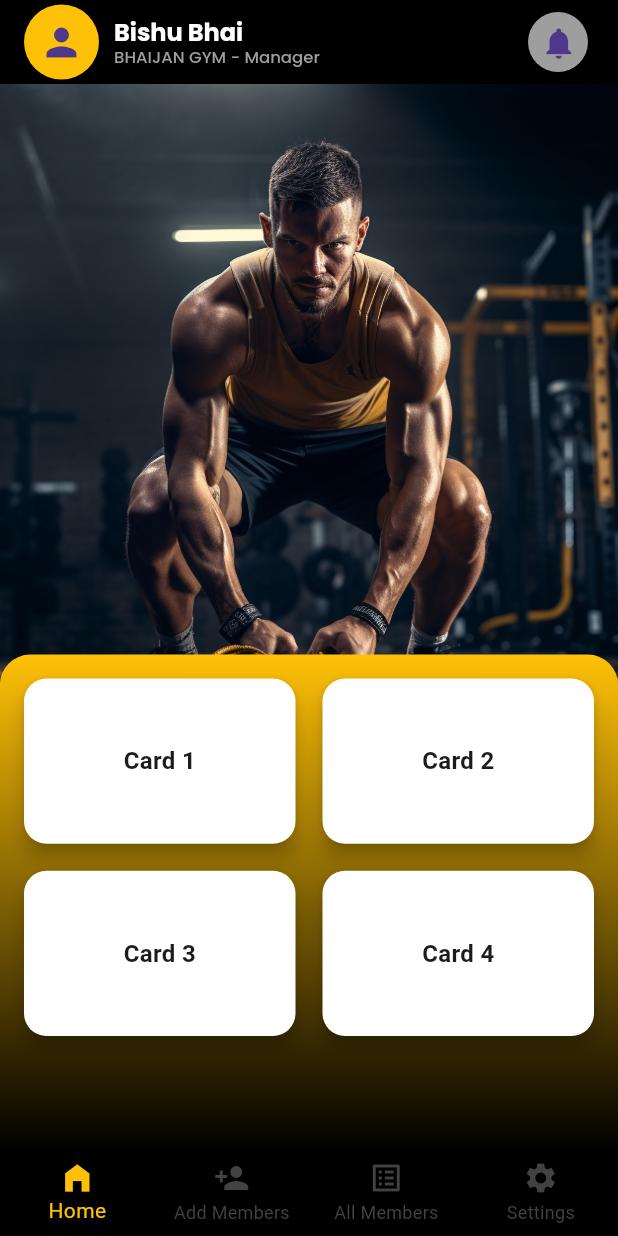
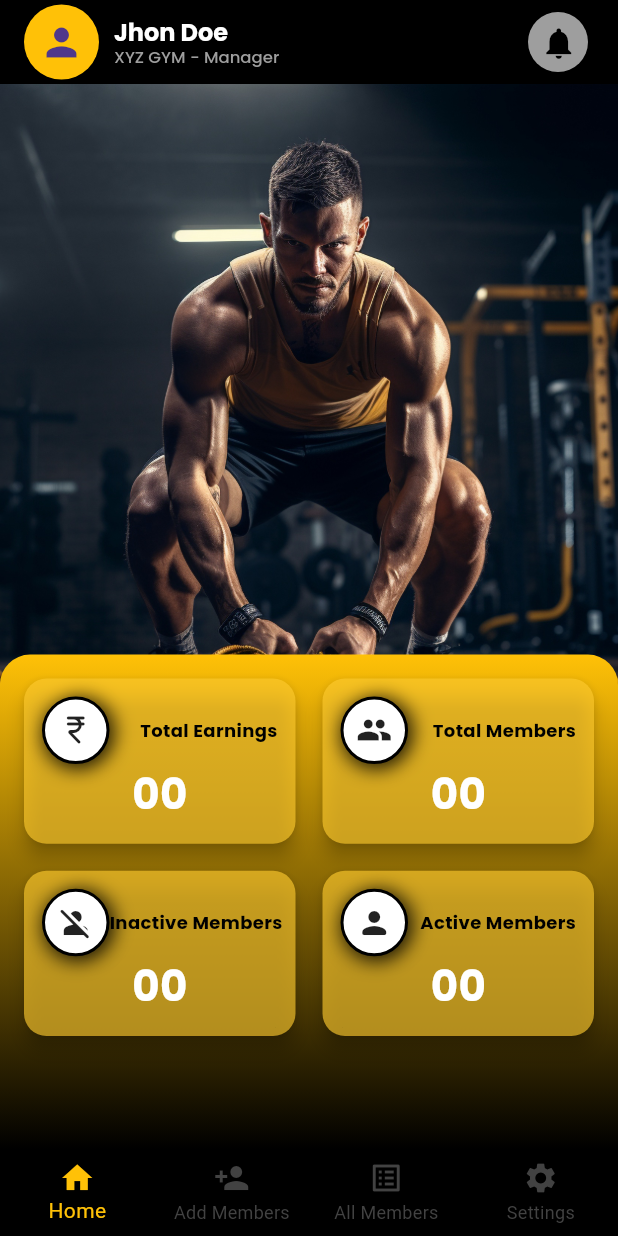
Before and after one commit to ferajofficial/gym_manager, a Flutter app: the screen it shows after launch, on a phone screen of 412 x 824 dp. Run offline on Flutter 3.47's test engine with Material 3 defaults, Android fonts, the light colour scheme and no system bars; our stand-ins replace google_fonts, velocity_x.

Commit message:
✨ [#UI] home_page

```diff
--- a/lib/const/navigation_bar.dart
+++ b/lib/const/navigation_bar.dart
@@ -50,7 +50,7 @@ class _NavBarState extends State<NavBar> {
         type: BottomNavigationBarType.fixed, // Make sure the style applies correctly on iOS
         items: const [
           BottomNavigationBarItem(
-            icon: Icon(Icons.home_filled),
+            icon: Icon(Icons.home),
             label: 'Home',
           ),
           BottomNavigationBarItem(
--- a/lib/features/home/home_page.dart
+++ b/lib/features/home/home_page.dart
@@ -1,4 +1,5 @@
 import 'package:flutter/material.dart';
+import 'package:google_fonts/google_fonts.dart';
 import 'package:gym_manager/features/home/widgets/title_text.dart';
 import 'package:velocity_x/velocity_x.dart';
 
@@ -19,6 +20,25 @@ class HomeView extends StatefulWidget {
 }
 
 class _HomeViewState extends State<HomeView> {
+  List<Map<String, dynamic>> items = [
+    {
+      'icon': Icons.currency_rupee_rounded, // IconData type
+      'title': 'Total Earnings',
+    },
+    {
+      'icon': Icons.group, // String type (for SVG path)
+      'title': 'Total Members',
+    },
+    {
+      'icon': Icons.person_off_rounded,
+      'title': 'Inactive Members',
+    },
+    {
+      'icon': Icons.person_rounded,
+      'title': 'Active Members',
+    },
+  ];
+
   @override
   Widget build(BuildContext context) {
     return Scaffold(
@@ -36,8 +56,8 @@ class _HomeViewState extends State<HomeView> {
             ),
             10.widthBox,
             const TitleText(
-              title: "Bishu Bhai",
-              subTitle: "BHAIJAN GYM - Manager",
+              title: "Jhon Doe",
+              subTitle: "XYZ GYM - Manager",
             ),
           ],
         ),
@@ -49,18 +69,10 @@ class _HomeViewState extends State<HomeView> {
                   onPressed: () {},
                   icon: const Icon(
                     Icons.notifications,
+                    color: Colors.black,
                     size: 25,
                   ))).pOnly(right: 20),
         ],
-        // flexibleSpace: Container(
-        //   decoration: const BoxDecoration(
-        //       gradient:
-        //           LinearGradient(begin: Alignment.centerLeft, end: Alignment.centerRight, colors: [
-        //     Colors.blueGrey,
-        //     Colors.black,
-        //     Colors.black,
-        //   ])),
-        // ),
         elevation: 0,
       ),
       body: Stack(
@@ -73,18 +85,6 @@ class _HomeViewState extends State<HomeView> {
                 fit: BoxFit.cover,
               ),
             ),
-            // child: Container(
-            //   decoration: BoxDecoration(
-            //     gradient: LinearGradient(
-            //       begin: Alignment.bottomCenter,
-            //       end: Alignment.topCenter,
-            //       colors: [
-            //         Colors.black.withOpacity(0.7),
-            //         Colors.transparent,
-            //       ],
-            //     ),
-            //   ),
-            // ),
           ),
           Align(
             alignment: Alignment.bottomCenter,
@@ -115,18 +115,9 @@ class _HomeViewState extends State<HomeView> {
                 ),
                 itemCount: 4,
                 itemBuilder: (context, index) {
-                  return Card(
-                    color: Colors.white,
-                    shape: RoundedRectangleBorder(
-                      borderRadius: BorderRadius.circular(15),
-                    ),
-                    elevation: 5,
-                    child: Center(
-                      child: Text(
-                        'Card ${index + 1}',
-                        style: const TextStyle(fontSize: 16, fontWeight: FontWeight.bold),
-                      ),
-                    ),
+                  return HomeCards(
+                    title: items[index]['title']!,
+                    icon: items[index]['icon']!,
                   );
                 },
               ).p12(),
@@ -137,3 +128,76 @@ class _HomeViewState extends State<HomeView> {
     );
   }
 }
+
+class HomeCards extends StatelessWidget {
+  final String title;
+  final IconData icon;
+  const HomeCards({
+    super.key,
+    required this.title,
+    required this.icon,
+  });
+
+  @override
+  Widget build(BuildContext context) {
+    return Card(
+      color: Colors.amber.withOpacity(0.6),
+      // color: Colors.amber,
+      // color: Colors.white,
+      surfaceTintColor: Colors.white,
+      shape: RoundedRectangleBorder(
+        borderRadius: BorderRadius.circular(15),
+      ),
+      elevation: 5,
+      child: Column(
+        children: [
+          Row(
+            mainAxisAlignment: MainAxisAlignment.spaceBetween,
+            children: [
+              Container(
+                decoration: BoxDecoration(
+                    color: Colors.white,
+                    boxShadow: [
+                      BoxShadow(
+                        color: Colors.black.withOpacity(0.6),
+                        offset: const Offset(0, 4),
+                        blurRadius: 10,
+                      ),
+                      BoxShadow(
+                        color: Colors.black.withOpacity(0.6),
+                        offset: const Offset(4, 0),
+                        blurRadius: 10,
+                      ),
+                    ],
+                    border: Border.all(
+                      width: 2,
+                      color: Colors.black,
+                    ),
+                    shape: BoxShape.circle),
+                child: Icon(icon),
+              ).h(45).w(45),
+              Text(title,
+                  overflow: TextOverflow.clip,
+                  style: TextStyle(
+                    fontSize: Theme.of(context).textTheme.labelMedium?.fontSize,
+                    fontFamily: GoogleFonts.poppins().fontFamily,
+                    fontWeight: FontWeight.bold,
+                    color: Colors.black,
+                    // color: Colors.amber,
+                  )),
+            ],
+          ),
+          Text('00',
+              overflow: TextOverflow.clip,
+              style: TextStyle(
+                fontSize: Theme.of(context).textTheme.headlineMedium?.fontSize,
+                fontFamily: GoogleFonts.poppins().fontFamily,
+                fontWeight: FontWeight.bold,
+                color: Colors.white,
+                // color: Colors.amber,
+              )),
+        ],
+      ).p12(),
+    );
+  }
+}
--- a/pubspec.yaml
+++ b/pubspec.yaml
@@ -64,6 +64,7 @@ flutter:
   assets:
     - assets/illustrations/
     - assets/logo/
+    - assets/icons/
   # assets:
   #   - assets/illustrations
   #   - assets/logo
```
Also changed, not shown: lib/features/home/widgets/home_gridcards.dart (added).
